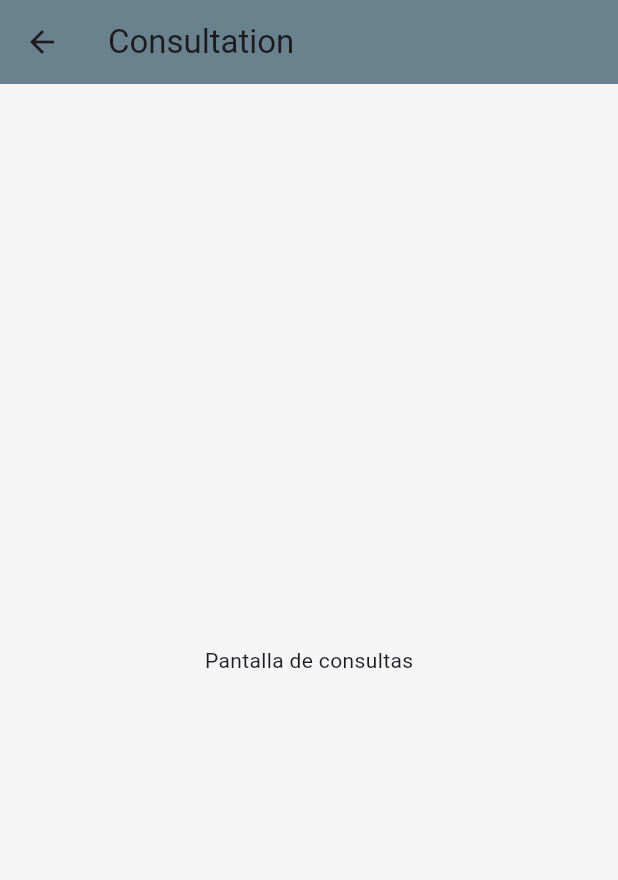
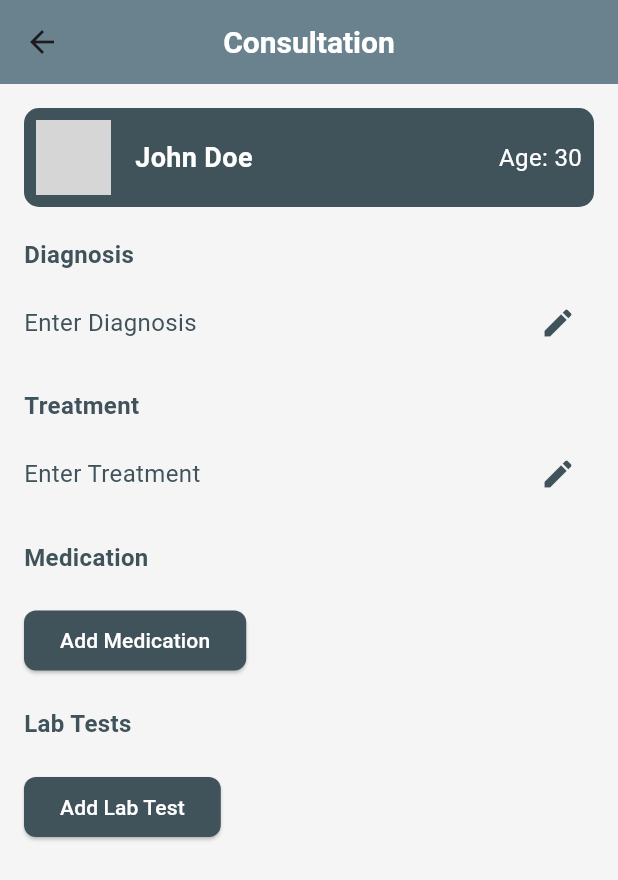
Before and after one commit to Fundamentos-3584-ninjacode-hormonalcare/mobile, a Flutter app: the ConsultationScreen screen opened directly, on a phone screen of 412 x 824 dp. Shown: the top 880 px of the screen. Run offline on Flutter 3.47's test engine with Material 3 defaults, Android fonts, the phone set to English and light mode, and no system bars; our stand-ins replace confetti, shared_preferences; accounts and stored records are empty; grey boxes are pictures that could not be loaded.

Commit message:
feat(appointment-consultation): Added consultation form.

```diff
--- a/lib/scr/features/medical_record/diagnosis/presentation/pages/consultation_screen.dart
+++ b/lib/scr/features/medical_record/diagnosis/presentation/pages/consultation_screen.dart
@@ -1,15 +1,100 @@
 import 'package:flutter/material.dart';
+import 'package:trabajo_moviles_ninjacode/scr/features/medical_record/diagnosis/presentation/widgets/edit_modal.dart';
+import 'package:trabajo_moviles_ninjacode/scr/features/medical_record/diagnosis/presentation/widgets/user_info_section.dart';
+import 'package:trabajo_moviles_ninjacode/scr/features/medical_record/diagnosis/presentation/widgets/editable_field.dart';
+import 'package:trabajo_moviles_ninjacode/scr/features/medical_record/diagnosis/presentation/widgets/medication_section.dart';
+import 'package:trabajo_moviles_ninjacode/scr/features/medical_record/diagnosis/presentation/widgets/lab_test_section.dart';
 
-class ConsultationScreen extends StatelessWidget {
+class ConsultationScreen extends StatefulWidget {
+  const ConsultationScreen({Key? key}) : super(key: key);
+
+  @override
+  _ConsultationScreenState createState() => _ConsultationScreenState();
+}
+
+class _ConsultationScreenState extends State<ConsultationScreen> {
+  List<Map<String, String>> medications = [];
+  List<Map<String, dynamic>> labTests = [];
+  String diagnosis = "";
+  String treatment = "";
+
   @override
   Widget build(BuildContext context) {
     return Scaffold(
       appBar: AppBar(
-        backgroundColor: Color(0xFF6A828D),
-        title: Text('Consultation'),
+        backgroundColor: const Color(0xFF6A828D),
+        title: const Text('Consultation'),
+        centerTitle: true,
+        titleTextStyle: const TextStyle(
+          color: Colors.white,
+          fontSize: 20.0,
+          fontWeight: FontWeight.bold,
+        ),
       ),
-      body: Center(
-        child: Text('Pantalla de consultas'),
+      body: SingleChildScrollView(
+        padding: const EdgeInsets.all(16.0),
+        child: Column(
+          crossAxisAlignment: CrossAxisAlignment.start,
+          children: [
+            UserInfoSection(),
+            const SizedBox(height: 20),
+            const Text(
+              'Diagnosis',
+              style: TextStyle(
+                fontSize: 16.0,
+                fontWeight: FontWeight.bold,
+                color: Color(0xFF40535B),
+              ),
+            ),
+            const SizedBox(height: 10),
+            EditableField(
+              label: 'Diagnosis',
+              value: diagnosis,
+              onSave: (newValue) {
+                setState(() {
+                  diagnosis = newValue;
+                });
+              },
+            ),
+            const SizedBox(height: 20),
+            const Text(
+              'Treatment',
+              style: TextStyle(
+                fontSize: 16.0,
+                fontWeight: FontWeight.bold,
+                color: Color(0xFF40535B),
+              ),
+            ),
+            const SizedBox(height: 10),
+            EditableField(
+              label: 'Treatment',
+              value: treatment,
+              onSave: (newValue) {
+                setState(() {
+                  treatment = newValue;
+                });
+              },
+            ),
+            const SizedBox(height: 20),
+            MedicationSection(
+              medications: medications,
+              onAddMedication: (medication) {
+                setState(() {
+                  medications.add(medication);
+                });
+              },
+            ),
+            const SizedBox(height: 20),
+            LabTestSection(
+              labTests: labTests,
+              onAddLabTest: (labTest) {
+                setState(() {
+                  labTests.add(labTest);
+                });
+              },
+            ),
+          ],
+        ),
       ),
     );
   }
--- /dev/null
+++ b/lib/scr/features/medical_record/diagnosis/presentation/widgets/editable_field.dart
@@ -0,0 +1,55 @@
+import 'package:flutter/material.dart';
+import 'package:trabajo_moviles_ninjacode/scr/features/medical_record/diagnosis/presentation/widgets/edit_modal.dart';
+
+class EditableField extends StatelessWidget {
+  final String label;
+  final String value;
+  final Function(String) onSave;
+
+  const EditableField({
+    required this.label,
+    required this.value,
+    required this.onSave,
+  });
+
+  @override
+  Widget build(BuildContext context) {
+    return Row(
+      children: [
+        Expanded(
+          child: Text(
+            value.isEmpty ? 'Enter $label' : value,
+            style: const TextStyle(
+              fontSize: 16.0,
+              color: Color(0xFF40535B),
+            ),
+          ),
+        ),
+        IconButton(
+          icon: const Icon(Icons.edit, color: Color(0xFF40535B)),
+          onPressed: () {
+            _showEditModal(context, label, value, onSave);
+          },
+        ),
+      ],
+    );
+  }
+
+  void _showEditModal(
+    BuildContext context,
+    String label,
+    String currentValue,
+    Function(String) onSave,
+  ) {
+    showDialog(
+      context: context,
+      builder: (BuildContext context) {
+        return EditModal(
+          title: 'Edit $label',
+          currentValue: currentValue,
+          onSave: onSave,
+        );
+      },
+    );
+  }
+}
--- /dev/null
+++ b/lib/scr/features/medical_record/diagnosis/presentation/widgets/lab_test_section.dart
@@ -0,0 +1,68 @@
+import 'package:flutter/material.dart';
+
+class LabTestSection extends StatelessWidget {
+  final List<Map<String, dynamic>> labTests;
+  final Function(Map<String, dynamic>) onAddLabTest;
+
+  const LabTestSection({
+    required this.labTests,
+    required this.onAddLabTest,
+  });
+
+  @override
+  Widget build(BuildContext context) {
+    return Column(
+      crossAxisAlignment: CrossAxisAlignment.start,
+      children: [
+        const Text(
+          'Lab Tests',
+          style: TextStyle(
+            fontSize: 16.0,
+            fontWeight: FontWeight.bold,
+            color: Color(0xFF40535B),
+          ),
+        ),
+        const SizedBox(height: 10),
+        ...labTests.map((labTest) => _buildLabTestItem(labTest)),
+        const SizedBox(height: 10),
+        ElevatedButton(
+          style: ElevatedButton.styleFrom(
+            backgroundColor: const Color(0xFF40535B),
+            shape: RoundedRectangleBorder(
+              borderRadius: BorderRadius.circular(8),
+            ),
+          ),
+          onPressed: () {
+            onAddLabTest({"testName": "", "file": null});
+          },
+          child: const Text(
+            'Add Lab Test',
+            style: TextStyle(color: Colors.white),
+          ),
+        ),
+      ],
+    );
+  }
+
+  Widget _buildLabTestItem(Map<String, dynamic> labTest) {
+    return Card(
+      color: const Color(0xFFEDECEC),
+      child: ListTile(
+        title: Text(
+          labTest['testName'].isNotEmpty
+              ? 'Lab Test: ${labTest["testName"]}'
+              : 'Unnamed Test',
+          style: const TextStyle(
+            color: Color(0xFF40535B),
+          ),
+        ),
+        trailing: IconButton(
+          icon: const Icon(Icons.upload_file),
+          onPressed: () {
+            // Implementar lógica de carga de archivos
+          },
+        ),
+      ),
+    );
+  }
+}
--- /dev/null
+++ b/lib/scr/features/medical_record/diagnosis/presentation/widgets/medication_section.dart
@@ -0,0 +1,120 @@
+import 'package:flutter/material.dart';
+
+class MedicationSection extends StatelessWidget {
+  final List<Map<String, String>> medications;
+  final Function(Map<String, String>) onAddMedication;
+
+  const MedicationSection({
+    required this.medications,
+    required this.onAddMedication,
+  });
+
+  @override
+  Widget build(BuildContext context) {
+    return Column(
+      crossAxisAlignment: CrossAxisAlignment.start,
+      children: [
+        const Text(
+          'Medication',
+          style: TextStyle(
+            fontSize: 16.0,
+            fontWeight: FontWeight.bold,
+            color: Color(0xFF40535B),
+          ),
+        ),
+        const SizedBox(height: 10),
+        ...medications.map((medication) => _buildMedicationItem(medication)),
+        const SizedBox(height: 10),
+        ElevatedButton(
+          style: ElevatedButton.styleFrom(
+            backgroundColor: const Color(0xFF40535B),
+            shape: RoundedRectangleBorder(
+              borderRadius: BorderRadius.circular(8),
+            ),
+          ),
+          onPressed: () {
+            _showAddMedicationDialog(context);
+          },
+          child: const Text(
+            'Add Medication',
+            style: TextStyle(color: Colors.white),
+          ),
+        ),
+      ],
+    );
+  }
+
+  Widget _buildMedicationItem(Map<String, String> medication) {
+    return Card(
+      color: const Color(0xFFEDECEC),
+      child: ListTile(
+        title: Text(
+          'Medication: ${medication["name"]}',
+          style: const TextStyle(
+            color: Color(0xFF40535B),
+          ),
+        ),
+        subtitle: Text(
+          'Concentration: ${medication["concentration"]}, Unit: ${medication["unit"]}, Frequency: ${medication["frequency"]}',
+          style: const TextStyle(
+            color: Color(0xFF40535B),
+          ),
+        ),
+      ),
+    );
+  }
+
+  void _showAddMedicationDialog(BuildContext context) {
+    TextEditingController nameController = TextEditingController();
+    TextEditingController concentrationController = TextEditingController();
+    TextEditingController unitController = TextEditingController();
+    TextEditingController frequencyController = TextEditingController();
+
+    showDialog(
+      context: context,
+      builder: (BuildContext context) {
+        return AlertDialog(
+          title: const Text('Add Medication'),
+          content: Column(
+            mainAxisSize: MainAxisSize.min,
+            children: [
+              TextField(
+                controller: nameController,
+                decoration: const InputDecoration(hintText: 'Medication Name'),
+              ),
+              TextField(
+                controller: concentrationController,
+                decoration: const InputDecoration(hintText: 'Concentration'),
+              ),
+              TextField(
+                controller: unitController,
+                decoration: const InputDecoration(hintText: 'Unit'),
+              ),
+              TextField(
+                controller: frequencyController,
+                decoration: const InputDecoration(hintText: 'Frequency'),
+              ),
+            ],
+          ),
+          actions: [
+            TextButton(
+              onPressed: () {
+                onAddMedication({
+                  "name": nameController.text,
+                  "concentration": concentrationController.text,
+                  "unit": unitController.text,
+                  "frequency": frequencyController.text,
+                });
+                Navigator.of(context).pop();
+              },
+              child: const Text(
+                'Add',
+                style: TextStyle(color: Colors.white),
+              ),
+            ),
+          ],
+        );
+      },
+    );
+  }
+}
--- /dev/null
+++ b/lib/scr/features/medical_record/diagnosis/presentation/widgets/user_info_section.dart
@@ -0,0 +1,45 @@
+import 'package:flutter/material.dart';
+
+class UserInfoSection extends StatelessWidget {
+  @override
+  Widget build(BuildContext context) {
+    return Container(
+      padding: const EdgeInsets.all(8.0),
+      decoration: BoxDecoration(
+        color: const Color(0xFF40535B),
+        borderRadius: BorderRadius.circular(10),
+      ),
+      child: Row(
+        children: [
+          CircleAvatar(
+            radius: 25,
+            backgroundImage: AssetImage('assets/images/user_avatar.png'), // Replace with actual image path
+          ),
+          const SizedBox(width: 16),
+          Expanded(
+            child: Column(
+              crossAxisAlignment: CrossAxisAlignment.start,
+              children: const [
+                Text(
+                  'John Doe',
+                  style: TextStyle(
+                    fontSize: 18.0,
+                    fontWeight: FontWeight.bold,
+                    color: Colors.white,
+                  ),
+                ),
+              ],
+            ),
+          ),
+          const Text(
+            'Age: 30',
+            style: TextStyle(
+              fontSize: 16.0,
+              color: Colors.white,
+            ),
+          ),
+        ],
+      ),
+    );
+  }
+}
```
Also changed, not shown: lib/scr/features/medical_record/diagnosis/presentation/widgets/edit_modal.dart (added, +85 -0 lines).
